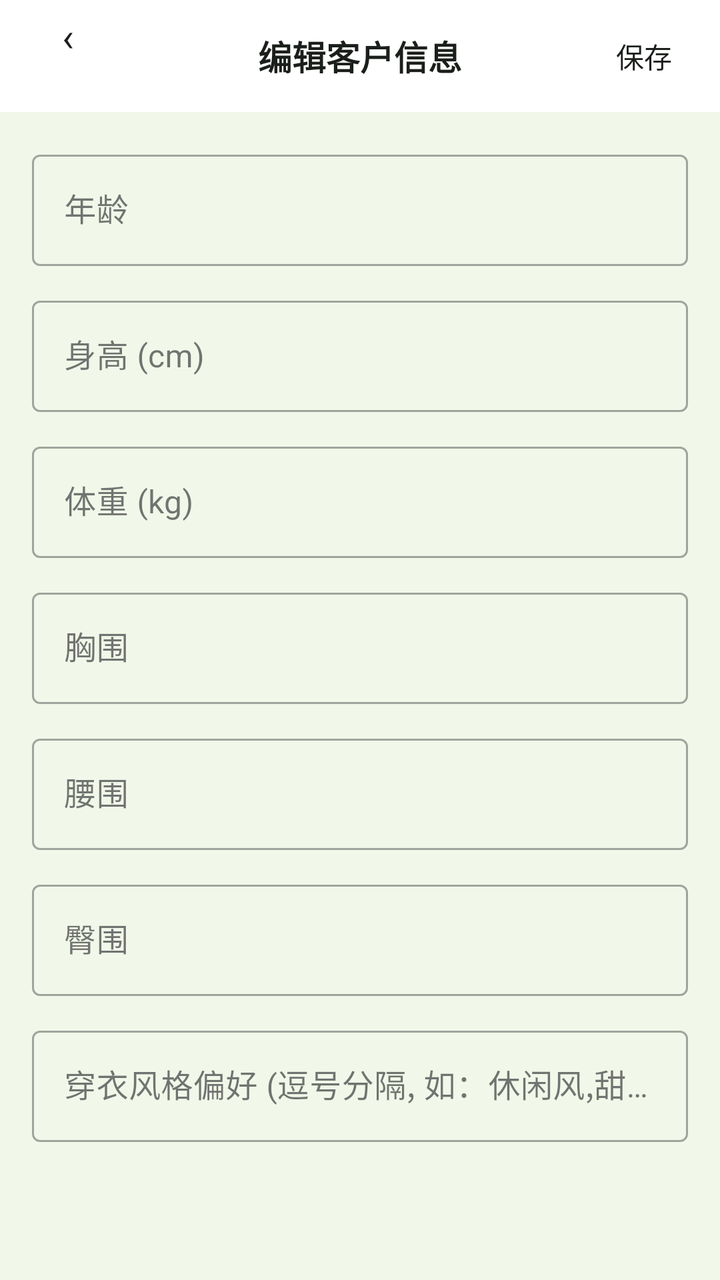
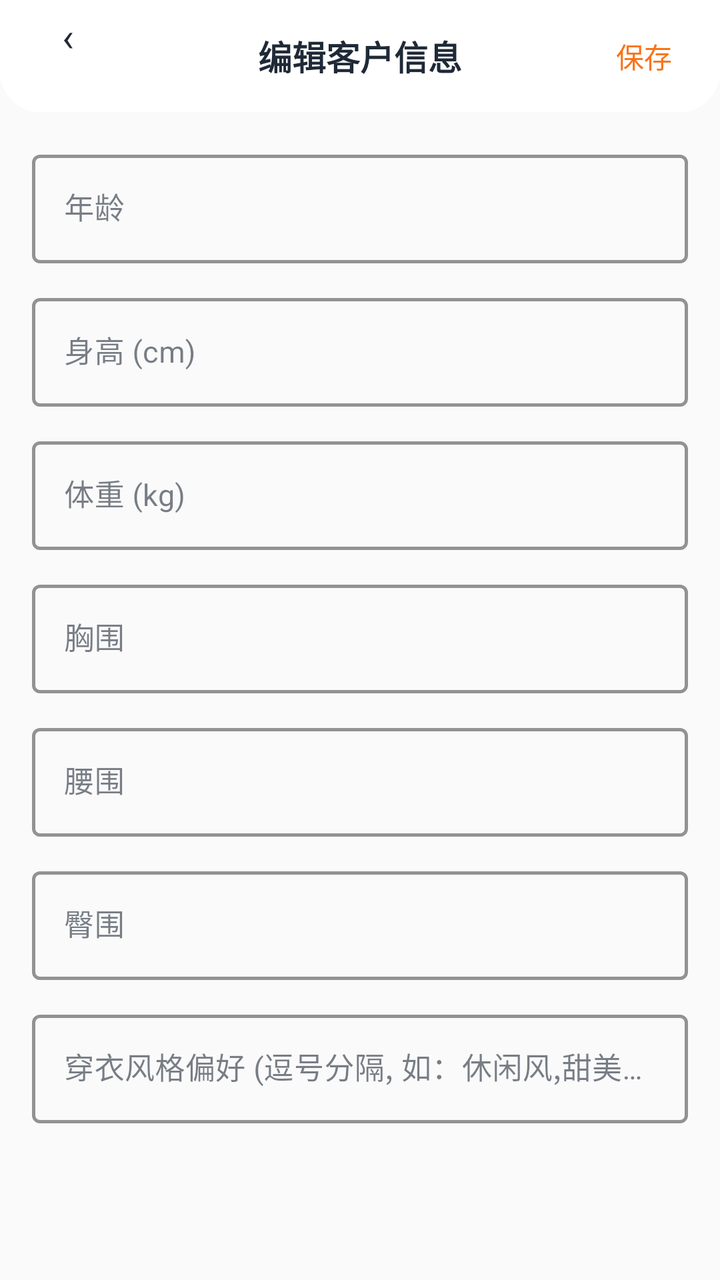

Compare the two renders of this Android layout. The source of the first and the diff that turns it into the second are given below.
<!-- AndroidManifest.xml: application theme Theme.ClothingSI -->
<!-- res/layout/activity_buyer_info_edit.xml -->
<?xml version="1.0" encoding="utf-8"?>
<LinearLayout xmlns:android="http://schemas.android.com/apk/res/android"
    xmlns:app="http://schemas.android.com/apk/res-auto"
    android:layout_width="match_parent" android:layout_height="match_parent"
    android:orientation="vertical" android:background="@color/bg">
    <RelativeLayout android:layout_width="match_parent" android:layout_height="56dp"
        android:background="@drawable/header_bar_bg" android:paddingHorizontal="16dp">
        <TextView android:id="@+id/btn_back" android:layout_width="36dp" android:layout_height="36dp"
            android:text="‹" android:textSize="20dp" android:textColor="@color/text_primary"
            android:gravity="center" android:background="@drawable/circle_bg" />
        <TextView android:layout_width="wrap_content" android:layout_height="wrap_content"
            android:text="编辑客户信息" android:textSize="17dp" android:textStyle="bold"
            android:textColor="@color/text_primary" android:layout_centerInParent="true" />
        <TextView android:id="@+id/btn_save" android:layout_width="wrap_content" android:layout_height="wrap_content"
            android:text="保存" android:textSize="14dp" android:textColor="@color/text_primary"
            android:layout_alignParentEnd="true" android:layout_centerVertical="true"
            android:padding="8dp" android:clickable="true" android:focusable="true" />
    </RelativeLayout>
    <ScrollView android:layout_width="match_parent" android:layout_height="match_parent"
        android:padding="16dp">
        <LinearLayout android:layout_width="match_parent" android:layout_height="wrap_content"
            android:orientation="vertical">
            <com.google.android.material.textfield.TextInputLayout style="@style/Widget.MaterialComponents.TextInputLayout.OutlinedBox"
                android:layout_width="match_parent" android:layout_height="wrap_content"
                android:layout_marginBottom="12dp" android:hint="年龄">
                <com.google.android.material.textfield.TextInputEditText android:id="@+id/et_age"
                    android:layout_width="match_parent" android:layout_height="wrap_content"
                    android:inputType="number" />
            </com.google.android.material.textfield.TextInputLayout>
            <com.google.android.material.textfield.TextInputLayout style="@style/Widget.MaterialComponents.TextInputLayout.OutlinedBox"
                android:layout_width="match_parent" android:layout_height="wrap_content"
                android:layout_marginBottom="12dp" android:hint="身高 (cm)">
                <com.google.android.material.textfield.TextInputEditText android:id="@+id/et_height"
                    android:layout_width="match_parent" android:layout_height="wrap_content"
                    android:inputType="numberDecimal" />
            </com.google.android.material.textfield.TextInputLayout>
            <com.google.android.material.textfield.TextInputLayout style="@style/Widget.MaterialComponents.TextInputLayout.OutlinedBox"
                android:layout_width="match_parent" android:layout_height="wrap_content"
                android:layout_marginBottom="12dp" android:hint="体重 (kg)">
                <com.google.android.material.textfield.TextInputEditText android:id="@+id/et_weight"
                    android:layout_width="match_parent" android:layout_height="wrap_content"
                    android:inputType="numberDecimal" />
            </com.google.android.material.textfield.TextInputLayout>
            <com.google.android.material.textfield.TextInputLayout style="@style/Widget.MaterialComponents.TextInputLayout.OutlinedBox"
                android:layout_width="match_parent" android:layout_height="wrap_content"
                android:layout_marginBottom="12dp" android:hint="胸围">
                <com.google.android.material.textfield.TextInputEditText android:id="@+id/et_bust"
                    android:layout_width="match_parent" android:layout_height="wrap_content" />
            </com.google.android.material.textfield.TextInputLayout>
            <com.google.android.material.textfield.TextInputLayout style="@style/Widget.MaterialComponents.TextInputLayout.OutlinedBox"
                android:layout_width="match_parent" android:layout_height="wrap_content"
                android:layout_marginBottom="12dp" android:hint="腰围">
                <com.google.android.material.textfield.TextInputEditText android:id="@+id/et_waist"
                    android:layout_width="match_parent" android:layout_height="wrap_content" />
            </com.google.android.material.textfield.TextInputLayout>
            <com.google.android.material.textfield.TextInputLayout style="@style/Widget.MaterialComponents.TextInputLayout.OutlinedBox"
                android:layout_width="match_parent" android:layout_height="wrap_content"
                android:layout_marginBottom="12dp" android:hint="臀围">
                <com.google.android.material.textfield.TextInputEditText android:id="@+id/et_hip"
                    android:layout_width="match_parent" android:layout_height="wrap_content" />
            </com.google.android.material.textfield.TextInputLayout>
            <com.google.android.material.textfield.TextInputLayout style="@style/Widget.MaterialComponents.TextInputLayout.OutlinedBox"
                android:layout_width="match_parent" android:layout_height="wrap_content"
                android:layout_marginBottom="16dp" android:hint="穿衣风格偏好 (逗号分隔, 如：休闲风,甜美系)">
                <com.google.android.material.textfield.TextInputEditText android:id="@+id/et_style"
                    android:layout_width="match_parent" android:layout_height="wrap_content" />
            </com.google.android.material.textfield.TextInputLayout>
        </LinearLayout>
    </ScrollView>
</LinearLayout>
<!-- resources referenced by this layout -->
<resources>
  <color name="bg">#F1F8E9</color>
  <color name="text_primary">#1B1F1B</color>
  <!-- drawable circle_bg (drawable) -->
  <?xml version="1.0" encoding="utf-8"?>
  <shape xmlns:android="http://schemas.android.com/apk/res/android" android:shape="oval">
      <solid android:color="#26FFFFFF" />
  </shape>
  <!-- drawable header_bar_bg (drawable) -->
  <?xml version="1.0" encoding="utf-8"?>
  <shape xmlns:android="http://schemas.android.com/apk/res/android" android:shape="rectangle">
      <solid android:color="#FFFFFF" />
  </shape>
  <style name="Theme.ClothingSI" parent="Theme.Material3.Light.NoActionBar">
          <item name="colorPrimary">@color/primary</item>
          <item name="colorPrimaryDark">@color/primary_dark</item>
          <item name="colorAccent">@color/accent</item>
          <item name="android:statusBarColor">@android:color/transparent</item>
          <item name="android:navigationBarColor">@color/white</item>
          
          <item name="android:windowLightStatusBar">true</item>
          
          <item name="android:fontFamily">sans-serif</item>
          <item name="android:textViewStyle">@style/TextView.Base</item>
      </style>
  <color name="primary">#2E7D32</color>
  <color name="primary_dark">#1B5E20</color>
  <color name="accent">#66BB6A</color>
  <color name="white">#FFFFFF</color>
  <style name="TextView.Base" parent="android:Widget.TextView">
          <item name="android:fontFamily">sans-serif</item>
      </style>
</resources>

<!-- the commit's change to res/layout/activity_buyer_info_edit.xml (unified diff, before → after) -->
@@ -2,17 +2,17 @@
 <LinearLayout xmlns:android="http://schemas.android.com/apk/res/android"
     xmlns:app="http://schemas.android.com/apk/res-auto"
     android:layout_width="match_parent" android:layout_height="match_parent"
-    android:orientation="vertical" android:background="@color/bg">
+    android:orientation="vertical" android:background="@color/md_surface_container_low">
     <RelativeLayout android:layout_width="match_parent" android:layout_height="56dp"
         android:background="@drawable/header_bar_bg" android:paddingHorizontal="16dp">
         <TextView android:id="@+id/btn_back" android:layout_width="36dp" android:layout_height="36dp"
-            android:text="‹" android:textSize="20dp" android:textColor="@color/text_primary"
+            android:text="‹" android:textSize="20sp" android:textColor="@color/md_on_surface"
             android:gravity="center" android:background="@drawable/circle_bg" />
         <TextView android:layout_width="wrap_content" android:layout_height="wrap_content"
-            android:text="编辑客户信息" android:textSize="17dp" android:textStyle="bold"
-            android:textColor="@color/text_primary" android:layout_centerInParent="true" />
+            android:text="编辑客户信息" android:textSize="17sp" android:textStyle="bold"
+            android:textColor="@color/md_on_surface" android:layout_centerInParent="true" />
         <TextView android:id="@+id/btn_save" android:layout_width="wrap_content" android:layout_height="wrap_content"
-            android:text="保存" android:textSize="14dp" android:textColor="@color/text_primary"
+            android:text="保存" android:textSize="14sp" android:textColor="@color/md_primary"
             android:layout_alignParentEnd="true" android:layout_centerVertical="true"
             android:padding="8dp" android:clickable="true" android:focusable="true" />
     </RelativeLayout>
@@ -22,48 +22,59 @@
             android:orientation="vertical">
             <com.google.android.material.textfield.TextInputLayout style="@style/Widget.MaterialComponents.TextInputLayout.OutlinedBox"
                 android:layout_width="match_parent" android:layout_height="wrap_content"
+                app:boxStrokeColor="@color/md_primary" app:boxStrokeWidth="1.5dp"
                 android:layout_marginBottom="12dp" android:hint="年龄">
                 <com.google.android.material.textfield.TextInputEditText android:id="@+id/et_age"
                     android:layout_width="match_parent" android:layout_height="wrap_content"
-                    android:inputType="number" />
+                    android:inputType="number" android:textSize="15sp" />
             </com.google.android.material.textfield.TextInputLayout>
             <com.google.android.material.textfield.TextInputLayout style="@style/Widget.MaterialComponents.TextInputLayout.OutlinedBox"
                 android:layout_width="match_parent" android:layout_height="wrap_content"
+                app:boxStrokeColor="@color/md_primary" app:boxStrokeWidth="1.5dp"
                 android:layout_marginBottom="12dp" android:hint="身高 (cm)">
                 <com.google.android.material.textfield.TextInputEditText android:id="@+id/et_height"
                     android:layout_width="match_parent" android:layout_height="wrap_content"
-                    android:inputType="numberDecimal" />
+                    android:inputType="numberDecimal" android:textSize="15sp" />
             </com.google.android.material.textfield.TextInputLayout>
             <com.google.android.material.textfield.TextInputLayout style="@style/Widget.MaterialComponents.TextInputLayout.OutlinedBox"
                 android:layout_width="match_parent" android:layout_height="wrap_content"
+                app:boxStrokeColor="@color/md_primary" app:boxStrokeWidth="1.5dp"
                 android:layout_marginBottom="12dp" android:hint="体重 (kg)">
                 <com.google.android.material.textfield.TextInputEditText android:id="@+id/et_weight"
                     android:layout_width="match_parent" android:layout_height="wrap_content"
-                    android:inputType="numberDecimal" />
+                    android:inputType="numberDecimal" android:textSize="15sp" />
             </com.google.android.material.textfield.TextInputLayout>
             <com.google.android.material.textfield.TextInputLayout style="@style/Widget.MaterialComponents.TextInputLayout.OutlinedBox"
                 android:layout_width="match_parent" android:layout_height="wrap_content"
+                app:boxStrokeColor="@color/md_primary" app:boxStrokeWidth="1.5dp"
                 android:layout_marginBottom="12dp" android:hint="胸围">
                 <com.google.android.material.textfield.TextInputEditText android:id="@+id/et_bust"
-                    android:layout_width="match_parent" android:layout_height="wrap_content" />
+                    android:layout_width="match_parent" android:layout_height="wrap_content"
+                    android:textSize="15sp" />
             </com.google.android.material.textfield.TextInputLayout>
             <com.google.android.material.textfield.TextInputLayout style="@style/Widget.MaterialComponents.TextInputLayout.OutlinedBox"
                 android:layout_width="match_parent" android:layout_height="wrap_content"
+                app:boxStrokeColor="@color/md_primary" app:boxStrokeWidth="1.5dp"
                 android:layout_marginBottom="12dp" android:hint="腰围">
                 <com.google.android.material.textfield.TextInputEditText android:id="@+id/et_waist"
-                    android:layout_width="match_parent" android:layout_height="wrap_content" />
+                    android:layout_width="match_parent" android:layout_height="wrap_content"
+                    android:textSize="15sp" />
             </com.google.android.material.textfield.TextInputLayout>
             <com.google.android.material.textfield.TextInputLayout style="@style/Widget.MaterialComponents.TextInputLayout.OutlinedBox"
                 android:layout_width="match_parent" android:layout_height="wrap_content"
+                app:boxStrokeColor="@color/md_primary" app:boxStrokeWidth="1.5dp"
                 android:layout_marginBottom="12dp" android:hint="臀围">
                 <com.google.android.material.textfield.TextInputEditText android:id="@+id/et_hip"
-                    android:layout_width="match_parent" android:layout_height="wrap_content" />
+                    android:layout_width="match_parent" android:layout_height="wrap_content"
+                    android:textSize="15sp" />
             </com.google.android.material.textfield.TextInputLayout>
             <com.google.android.material.textfield.TextInputLayout style="@style/Widget.MaterialComponents.TextInputLayout.OutlinedBox"
                 android:layout_width="match_parent" android:layout_height="wrap_content"
+                app:boxStrokeColor="@color/md_primary" app:boxStrokeWidth="1.5dp"
                 android:layout_marginBottom="16dp" android:hint="穿衣风格偏好 (逗号分隔, 如：休闲风,甜美系)">
                 <com.google.android.material.textfield.TextInputEditText android:id="@+id/et_style"
-                    android:layout_width="match_parent" android:layout_height="wrap_content" />
+                    android:layout_width="match_parent" android:layout_height="wrap_content"
+                    android:textSize="15sp" />
             </com.google.android.material.textfield.TextInputLayout>
         </LinearLayout>
     </ScrollView>
<!-- resource entries referenced after the edit -->
@@ -1,7 +1,8 @@
 <!-- resources referenced by this layout -->
 <resources>
-  <color name="bg">#F1F8E9</color>
-  <color name="text_primary">#1B1F1B</color>
+  <color name="md_on_surface">#1F2937</color>
+  <color name="md_primary">#F97316</color>
+  <color name="md_surface_container_low">#FAFAFA</color>
   <!-- drawable circle_bg (drawable) -->
   <?xml version="1.0" encoding="utf-8"?>
   <shape xmlns:android="http://schemas.android.com/apk/res/android" android:shape="oval">
@@ -10,24 +11,58 @@
   <!-- drawable header_bar_bg (drawable) -->
   <?xml version="1.0" encoding="utf-8"?>
   <shape xmlns:android="http://schemas.android.com/apk/res/android" android:shape="rectangle">
-      <solid android:color="#FFFFFF" />
+      <solid android:color="@color/md_surface" />
+      <corners android:topLeftRadius="0dp" android:topRightRadius="0dp" android:bottomLeftRadius="20dp" android:bottomRightRadius="20dp" />
   </shape>
   <style name="Theme.ClothingSI" parent="Theme.Material3.Light.NoActionBar">
-          <item name="colorPrimary">@color/primary</item>
-          <item name="colorPrimaryDark">@color/primary_dark</item>
-          <item name="colorAccent">@color/accent</item>
+          
+          <item name="colorPrimary">@color/md_primary</item>
+          <item name="colorOnPrimary">@color/md_on_primary</item>
+          <item name="colorPrimaryContainer">@color/md_primary_container</item>
+          <item name="colorOnPrimaryContainer">@color/md_on_primary_container</item>
+  
+          
+          <item name="colorSecondary">@color/md_secondary</item>
+          <item name="colorOnSecondary">@color/md_on_secondary</item>
+          <item name="colorSecondaryContainer">@color/md_secondary_container</item>
+          <item name="colorOnSecondaryContainer">@color/md_on_secondary_container</item>
+  
+          
+          <item name="android:colorBackground">@color/md_surface_container_low</item>
+          <item name="colorSurface">@color/md_surface</item>
+          <item name="colorOnSurface">@color/md_on_surface</item>
+          <item name="colorOnSurfaceVariant">@color/md_on_surface_variant</item>
+  
+          
+          <item name="colorOutline">@color/md_outline</item>
+          <item name="colorOutlineVariant">@color/md_outline_variant</item>
+  
+          
+          <item name="colorError">@color/md_error</item>
+          <item name="colorOnError">@color/md_on_error</item>
+  
+          
           <item name="android:statusBarColor">@android:color/transparent</item>
-          <item name="android:navigationBarColor">@color/white</item>
-          
+          <item name="android:navigationBarColor">@color/md_surface</item>
           <item name="android:windowLightStatusBar">true</item>
+  
           
           <item name="android:fontFamily">sans-serif</item>
           <item name="android:textViewStyle">@style/TextView.Base</item>
       </style>
-  <color name="primary">#2E7D32</color>
-  <color name="primary_dark">#1B5E20</color>
-  <color name="accent">#66BB6A</color>
-  <color name="white">#FFFFFF</color>
+  <color name="md_surface">#FFFFFF</color>
+  <color name="md_on_primary">#FFFFFF</color>
+  <color name="md_primary_container">#FFF7ED</color>
+  <color name="md_on_primary_container">#5C3D00</color>
+  <color name="md_secondary">#2563EB</color>
+  <color name="md_on_secondary">#FFFFFF</color>
+  <color name="md_secondary_container">#DBEAFE</color>
+  <color name="md_on_secondary_container">#001A3E</color>
+  <color name="md_on_surface_variant">#9CA3AF</color>
+  <color name="md_outline">#9CA3AF</color>
+  <color name="md_outline_variant">#D1D5DB</color>
+  <color name="md_error">#EF4444</color>
+  <color name="md_on_error">#FFFFFF</color>
   <style name="TextView.Base" parent="android:Widget.TextView">
           <item name="android:fontFamily">sans-serif</item>
       </style>
